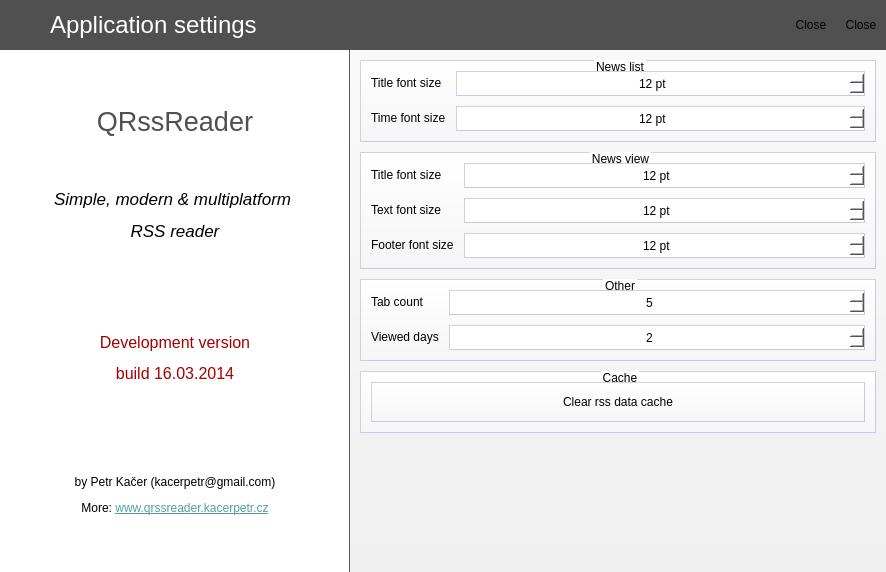
Above: SettingsDialog.ui from kacerpetr/QRssReader before the change. Below: the same form after it.
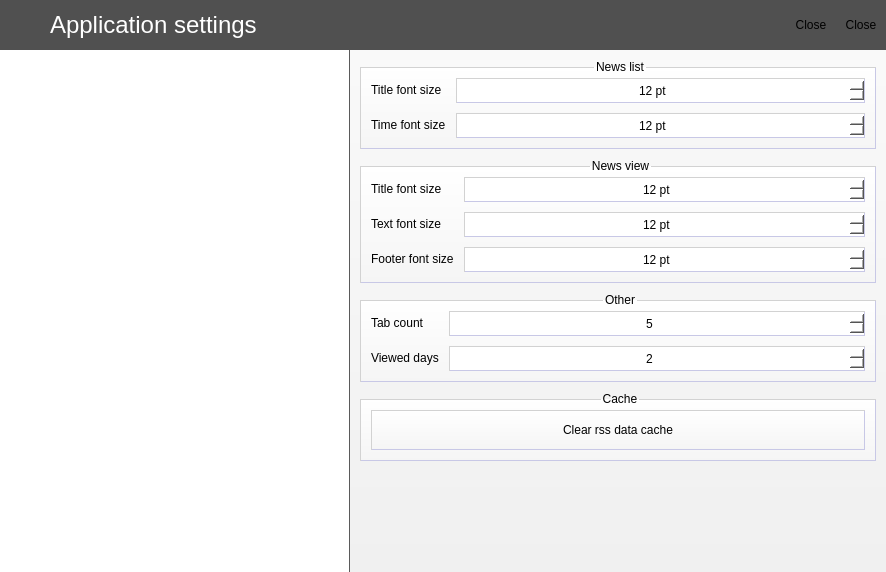
That is the form after the change. Icons and pictures are not drawn.

Commit message: Release of alpha v0.1.1 version

What changed in the file:
```diff
--- a/SettingsDialog.ui
+++ b/SettingsDialog.ui
@@ -118,7 +118,7 @@
 	border-top: 1px solid rgb(210, 210, 210);
 	border-left: 1px solid rgb(210, 210, 210);
 	border-radius: 0px;
-	margin-top: 1ex;
+	margin-top: 7px;
 }
 
 QGroupBox::title{
@@ -386,7 +386,7 @@
           <item>
            <widget class="QLabel" name="aboutLabel">
             <property name="text">
-             <string>&lt;html&gt;&lt;head/&gt;&lt;body&gt;&lt;p align=&quot;center&quot;&gt;&lt;span style=&quot; font-size:20pt; color:#505050;&quot;&gt;QRssReader&lt;/span&gt;&lt;/p&gt;&lt;p align=&quot;center&quot;&gt;&lt;br/&gt;&lt;/p&gt;&lt;p align=&quot;center&quot;&gt;&lt;span style=&quot; font-size:13pt; font-style:italic;&quot;&gt;Simple, modern &amp;amp; multiplatform &lt;/span&gt;&lt;/p&gt;&lt;p align=&quot;center&quot;&gt;&lt;span style=&quot; font-size:13pt; font-style:italic;&quot;&gt;RSS reader&lt;/span&gt;&lt;/p&gt;&lt;p align=&quot;center&quot;&gt;&lt;br/&gt;&lt;/p&gt;&lt;p align=&quot;center&quot;&gt;&lt;br/&gt;&lt;/p&gt;&lt;p align=&quot;center&quot;&gt;&lt;span style=&quot; font-size:12pt; color:#a30000;&quot;&gt;Development version&lt;/span&gt;&lt;/p&gt;&lt;p align=&quot;center&quot;&gt;&lt;span style=&quot; font-size:12pt; color:#a30000;&quot;&gt;build 16.03.2014&lt;/span&gt;&lt;/p&gt;&lt;p&gt;&lt;br/&gt;&lt;/p&gt;&lt;p&gt;&lt;br/&gt;&lt;/p&gt;&lt;p align=&quot;center&quot;&gt;by Petr Kačer (kacerpetr@gmail.com)&lt;/p&gt;&lt;p align=&quot;center&quot;&gt;More: &lt;a href=&quot;http://www.qrssreader.kacerpetr.cz&quot;&gt;&lt;span style=&quot; text-decoration: underline; color:#539fa3;&quot;&gt;www.qrssreader.kacerpetr.cz&lt;/span&gt;&lt;/a&gt;&lt;/p&gt;&lt;/body&gt;&lt;/html&gt;</string>
+             <string/>
             </property>
             <property name="alignment">
              <set>Qt::AlignLeading|Qt::AlignLeft|Qt::AlignVCenter</set>
```
The commit also changes 5 other files.
